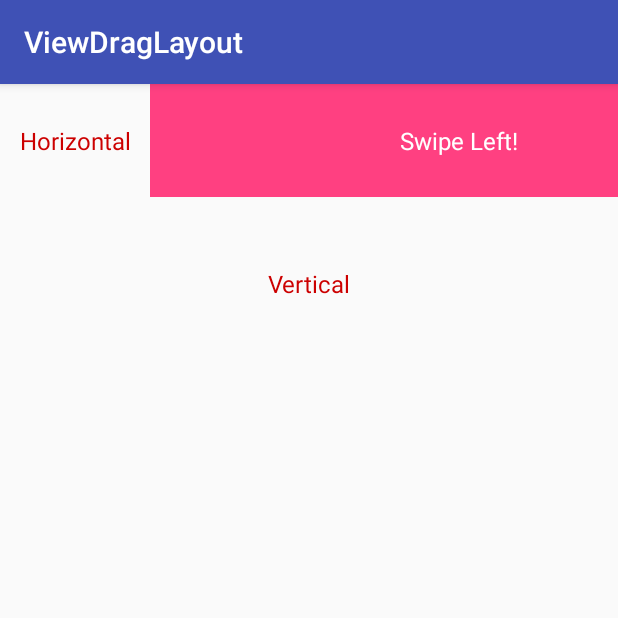
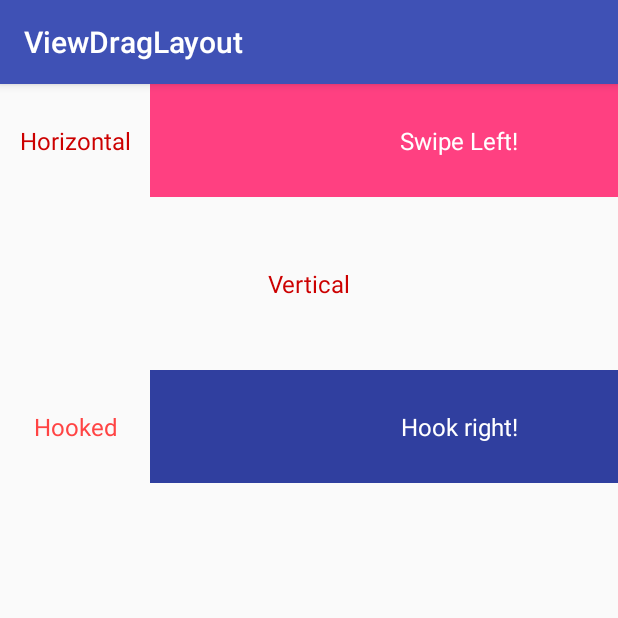
Before and after one commit to GregoryHo/ViewDragLayout, an Android app: the screen it shows after launch (VDHActivity), on a phone screen of 412 x 824 dp, the top half of it. Run offline under Robolectric (Android 15) with nearby library versions, the phone set to English and light mode, and no system bars.

Commit message:
Add hook function

```diff
--- a/app/src/main/java/com/ns/greg/viewdraglayout/VDHActivity.java
+++ b/app/src/main/java/com/ns/greg/viewdraglayout/VDHActivity.java
@@ -21,47 +21,58 @@ public class VDHActivity extends AppCompatActivity {
     setContentView(R.layout.demo);
 
     /*--------------------------------
-     * Horizontal
+     * Swipe left
      *-------------------------------*/
 
     final ViewDragLayout horizontalHover = (ViewDragLayout) findViewById(R.id.horizontal_vdh);
-
     final int dragX = convertDpToPixel(100f, getApplicationContext());
-
     findViewById(R.id.horizontal_bottom_view).setOnClickListener(new View.OnClickListener() {
       @Override public void onClick(View v) {
         horizontalHover.dragSpecificView(R.id.horizontal_hover_view, dragX, 0);
       }
     });
-
     new ViewDragLayout.Builder(horizontalHover).setLayoutType(ViewDragLayout.HOVER_HORIZONTAL)
         .setSpecificDragDirectionFlag(R.id.horizontal_hover_view,
             ViewDragLayout.LEFT | ViewDragLayout.RIGHT)
-        .setSpecificDragX(R.id.horizontal_hover_view, dragX, 0)
-        .setSpecificDragX(R.id.horizontal_bottom_view, dragX, 0)
-        .chainWith(R.id.horizontal_hover_view, R.id.horizontal_bottom_view)
+        .setDragX(dragX, 0)
+        .asChain(true)
         .create();
 
     /*--------------------------------
-     * Vertical
+     * Swipe top
      *-------------------------------*/
 
     final ViewDragLayout verticalHover = (ViewDragLayout) findViewById(R.id.vertical_vdh);
-
     final int dragY = convertDpToPixel(75f, getApplicationContext());
-
     findViewById(R.id.vertical_bottom_view).setOnClickListener(new View.OnClickListener() {
       @Override public void onClick(View v) {
         verticalHover.dragSpecificView(R.id.vertical_hover_view, 0, dragY);
       }
     });
-
     new ViewDragLayout.Builder(verticalHover).setLayoutType(ViewDragLayout.HOVER_VERTICAL)
         .setSpecificDragDirectionFlag(R.id.vertical_hover_view,
             ViewDragLayout.TOP | ViewDragLayout.BOTTOM)
         .setSpecificDragEdgeFlag(R.id.vertical_hover_view, ViewDragHelper.EDGE_TOP)
         .setDragY(dragY, 0)
-        .chainAll(true)
+        .asChain(true)
+        .create();
+
+    /*--------------------------------
+     * Hook right
+     *-------------------------------*/
+
+    final ViewDragLayout hookHover = (ViewDragLayout) findViewById(R.id.hooked_vdh);
+    final int hookX = convertDpToPixel(100f, getApplicationContext());
+    findViewById(R.id.hooked_bottom_view).setOnClickListener(new View.OnClickListener() {
+      @Override public void onClick(View v) {
+        hookHover.dragSpecificView(R.id.hooked_bottom_view, hookX, 0);
+      }
+    });
+    new ViewDragLayout.Builder(hookHover).setLayoutType(ViewDragLayout.HOVER_HORIZONTAL)
+        .setSpecificDragDirectionFlag(R.id.hooked_hover_view,
+            ViewDragLayout.LEFT | ViewDragLayout.RIGHT)
+        .setSpecificDragX(R.id.hooked_bottom_view, dragX, 0)
+        .hookWith(R.id.hooked_hover_view, R.id.hooked_bottom_view)
         .create();
   }
 
--- a/app/src/main/res/layout/demo.xml
+++ b/app/src/main/res/layout/demo.xml
@@ -57,7 +57,7 @@
         android:id="@+id/vertical_hover_view"
         android:layout_width="match_parent"
         android:layout_height="match_parent"
-        android:background="@color/colorPrimaryDark"
+        android:background="@color/colorPrimary"
         android:orientation="horizontal"
         >
 
@@ -85,4 +85,45 @@
 
   </com.ns.greg.library.ViewDragLayout>
 
+  <com.ns.greg.library.ViewDragLayout
+      android:id="@+id/hooked_vdh"
+      android:layout_width="match_parent"
+      android:layout_height="75dp"
+      android:layout_alignParentRight="true"
+      android:layout_below="@+id/vertical_vdh"
+      android:layout_marginTop="20dp"
+      >
+
+    <LinearLayout
+        android:id="@+id/hooked_hover_view"
+        android:layout_width="match_parent"
+        android:layout_height="match_parent"
+        android:background="@color/colorPrimaryDark"
+        android:orientation="horizontal"
+        >
+
+      <TextView
+          android:layout_width="match_parent"
+          android:layout_height="match_parent"
+          android:gravity="center"
+          android:text="Hook right!"
+          android:textColor="@android:color/white"
+          android:textSize="16sp"
+          />
+
+    </LinearLayout>
+
+    <TextView
+        android:id="@+id/hooked_bottom_view"
+        android:layout_width="100dp"
+        android:layout_height="match_parent"
+        android:layout_gravity="center"
+        android:gravity="center"
+        android:text="Hooked"
+        android:textColor="@android:color/holo_red_light"
+        android:textSize="16sp"
+        />
+
+  </com.ns.greg.library.ViewDragLayout>
+
 </RelativeLayout>
--- a/library/src/main/java/com/ns/greg/library/ViewDragLayout.java
+++ b/library/src/main/java/com/ns/greg/library/ViewDragLayout.java
@@ -16,6 +16,8 @@ import android.widget.FrameLayout;
 import java.lang.annotation.Retention;
 import java.lang.annotation.RetentionPolicy;
 import java.lang.ref.WeakReference;
+import java.util.ArrayList;
+import java.util.List;
 
 /**
  * Created by Gregory on 2017/3/17.
@@ -79,6 +81,8 @@ public class ViewDragLayout extends FrameLayout {
   private final SparseArray<Distance> dragDistanceYs = new SparseArray<>();
 
   private final SparseIntArray edgeViews = new SparseIntArray();
+
+  private final SparseArray<List<View>> hookList = new SparseArray<>();
 
   private ViewDragHelper viewDragHelper;
 
@@ -591,12 +595,41 @@ public class ViewDragLayout extends FrameLayout {
   }
 
   /**
-   * [NOTICED] this is not completed.
+   * Drag view as chain
    *
-   * @param chainEnable true if u want drag view like a chainAll, false otherwise.
+   * @param chainEnable true enable, false otherwise.
    */
-  private void chainWithAllView(boolean chainEnable) {
+  private void asChain(boolean chainEnable) {
     this.chainEnable = chainEnable;
+  }
+
+  /**
+   * Generate hook list that Target view hooks chain id
+   *
+   * @param targetId target view that owns hook
+   * @param hookId view which be hooked
+   */
+  private void hookWithSpecificView(final int targetId, final int[] hookId) {
+    addOnLayoutChangeListener(new OnLayoutChangeListener() {
+      @Override
+      public void onLayoutChange(View v, int left, int top, int right, int bottom, int oldLeft,
+          int oldTop, int oldRight, int oldBottom) {
+        View child = childViews.get(targetId);
+        if (child != null) {
+          List<View> hooks = new ArrayList<>();
+          for (int id : hookId) {
+            View view = childViews.get(id);
+            if (view != null) {
+              hooks.add(view);
+            }
+          }
+
+          hookList.put(targetId, hooks);
+        }
+
+        removeOnLayoutChangeListener(this);
+      }
+    });
   }
 
   /**
@@ -635,9 +668,23 @@ public class ViewDragLayout extends FrameLayout {
       int flag = instance.dragFlags.get(child.getId()) & (LEFT | RIGHT);
       Distance distanceX = instance.dragDistanceXs.get(child.getId());
 
+      List<View> hooks = instance.hookList.get(child.getId());
+
       switch (flag) {
         case LEFT:
           if (dx < 0) {
+            if (hooks != null) {
+              for (View hooked : hooks) {
+                Distance hookX = instance.dragDistanceXs.get(hooked.getId());
+                if (hookX != null) {
+                  int x = child.getLeft() - left;
+                  if (hooked.getLeft() - x >= hookX.getMin()) {
+                    hooked.offsetLeftAndRight(-x);
+                  }
+                }
+              }
+            }
+
             if (distanceX != null) {
               if (left >= distanceX.getMin()) {
                 return left;
@@ -649,6 +696,18 @@ public class ViewDragLayout extends FrameLayout {
 
         case RIGHT:
           if (dx > 0) {
+            if (hooks != null) {
+              for (View hooked : hooks) {
+                Distance hookX = instance.dragDistanceXs.get(hooked.getId());
+                if (hookX != null) {
+                  int x = child.getLeft() - left;
+                  if (hooked.getLeft() + x <= hookX.getMax()) {
+                    hooked.offsetLeftAndRight(x);
+                  }
+                }
+              }
+            }
+
             if (distanceX != null) {
               if (left <= distanceX.getMax()) {
                 return left;
@@ -659,6 +718,20 @@ public class ViewDragLayout extends FrameLayout {
           break;
 
         case (LEFT | RIGHT):
+          if (hooks != null) {
+            for (View hooked : hooks) {
+              Distance hookX = instance.dragDistanceXs.get(hooked.getId());
+              if (hookX != null) {
+                int x = child.getLeft() - left;
+                if (hooked.getLeft() - x >= hookX.getMin()) {
+                  hooked.offsetLeftAndRight(-x);
+                } else if (hooked.getLeft() + x <= hookX.getMax()) {
+                  hooked.offsetLeftAndRight(x);
+                }
+              }
+            }
+          }
+
           if (distanceX != null) {
             if (left >= distanceX.getMin() && left <= distanceX.getMax()) {
               return left;
@@ -827,6 +900,26 @@ public class ViewDragLayout extends FrameLayout {
           ViewCompat.postInvalidateOnAnimation(instance);
         }
       }
+
+      List<View> hooks = instance.hookList.get(releasedChild.getId());
+      if (hooks != null) {
+        for (View hooked : hooks) {
+          int hookedLeft = hooked.getLeft();
+          Distance hookedX = instance.dragDistanceXs.get(hooked.getId());
+          if (hookedX != null) {
+            int distanceThreshold = (hookedX.getMax() + hookedX.getMin()) / 2;
+            if (xvel < -VELOCITY_THRESHOLD || hooked.getLeft() <= distanceThreshold) {
+              hookedLeft = hookedX.getMin();
+            } else if (xvel > VELOCITY_THRESHOLD || hooked.getLeft() > distanceThreshold) {
+              hookedLeft = hookedX.getMax();
+            }
+
+            if (instance.viewDragHelper.smoothSlideViewTo(hooked, hookedLeft, hooked.getTop())) {
+              ViewCompat.postInvalidateOnAnimation(instance);
+            }
+          }
+        }
+      }
     }
 
     private void postVerticalAnimation(View releasedChild, float yvel) {
@@ -944,10 +1037,10 @@ public class ViewDragLayout extends FrameLayout {
     /**
      * [NOTICED] this only work at linear mode
      *
-     * @param chainEnable true if u want drag view like a chainAll, false otherwise
+     * @param chainEnable true if u want drag view like a asChain, false otherwise
      */
-    public Builder chainAll(boolean chainEnable) {
-      instance.chainWithAllView(chainEnable);
+    public Builder asChain(boolean chainEnable) {
+      instance.asChain(chainEnable);
       return this;
     }
 
@@ -955,10 +1048,10 @@ public class ViewDragLayout extends FrameLayout {
      * Chained view together while drag
      *
      * @param targetId target root view
-     * @param chainId the view you want to chainAll together
+     * @param chainId the view you want to asChain together
      */
-    public Builder chainWith(@IdRes int targetId, int... chainId) {
-      // FIXME: 2017/7/27 , specific chain list
+    public Builder hookWith(@IdRes int targetId, int... chainId) {
+      instance.hookWithSpecificView(targetId, chainId);
       return this;
     }
 
```
